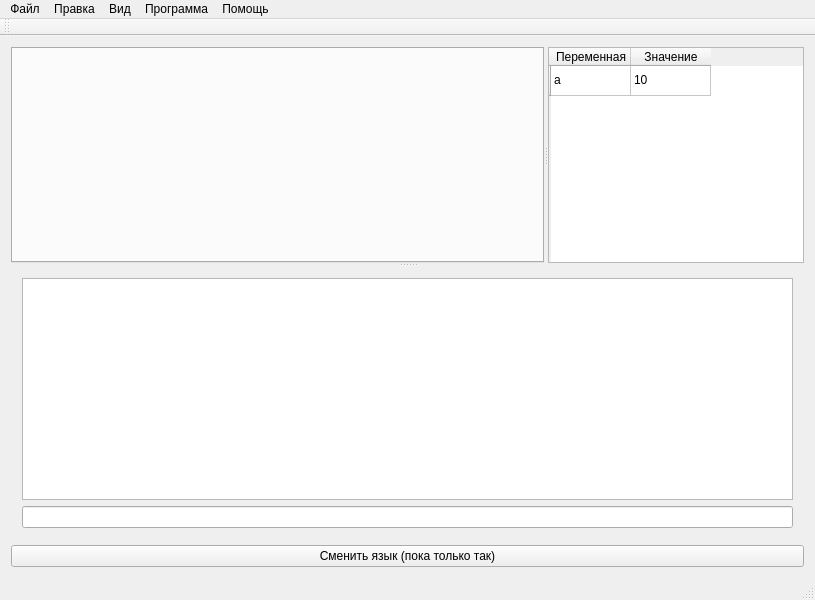
Before: the Qt Designer form mainwindow.ui in NOOBS-DevTeam/Appendix, drawn with Qt 5.
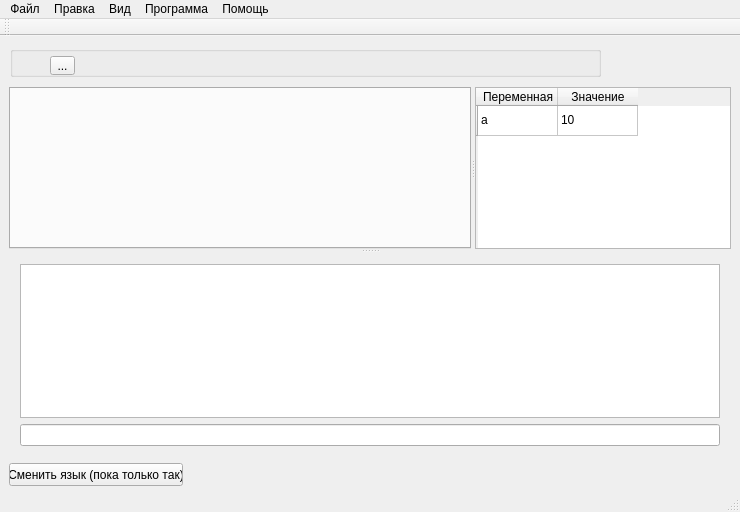
After: the same form once the commit is applied.

Patch:
```diff
--- a/mainwindow.ui
+++ b/mainwindow.ui
@@ -6,12 +6,12 @@
    <rect>
     <x>0</x>
     <y>0</y>
-    <width>815</width>
-    <height>600</height>
+    <width>740</width>
+    <height>512</height>
    </rect>
   </property>
   <property name="sizePolicy">
-   <sizepolicy hsizetype="Fixed" vsizetype="Fixed">
+   <sizepolicy hsizetype="Preferred" vsizetype="Preferred">
     <horstretch>80</horstretch>
     <verstretch>60</verstretch>
    </sizepolicy>
@@ -26,12 +26,27 @@
    <string>Appendix</string>
   </property>
   <widget class="QWidget" name="centralWidget">
-   <layout class="QVBoxLayout" name="verticalLayout_2">
-    <property name="sizeConstraint">
-     <enum>QLayout::SetMaximumSize</enum>
-    </property>
-    <item>
+   <property name="sizePolicy">
+    <sizepolicy hsizetype="Minimum" vsizetype="Minimum">
+     <horstretch>0</horstretch>
+     <verstretch>0</verstretch>
+    </sizepolicy>
+   </property>
+   <property name="minimumSize">
+    <size>
+     <width>100</width>
+     <height>100</height>
+    </size>
+   </property>
      <widget class="QSplitter" name="splitter_2">
+    <property name="geometry">
+     <rect>
+      <x>9</x>
+      <y>51</y>
+      <width>722</width>
+      <height>370</height>
+     </rect>
+    </property>
       <property name="orientation">
        <enum>Qt::Vertical</enum>
       </property>
@@ -138,9 +153,15 @@
        </layout>
       </widget>
      </widget>
-    </item>
-    <item>
      <widget class="QPushButton" name="pushButton">
+    <property name="geometry">
+     <rect>
+      <x>9</x>
+      <y>427</y>
+      <width>174</width>
+      <height>23</height>
+     </rect>
+    </property>
       <property name="text">
        <string>Сменить язык (пока только так)</string>
       </property>
@@ -151,15 +172,39 @@
        <bool>false</bool>
       </property>
      </widget>
-    </item>
-   </layout>
+   <widget class="QGroupBox" name="groupBox">
+    <property name="geometry">
+     <rect>
+      <x>10</x>
+      <y>10</y>
+      <width>591</width>
+      <height>31</height>
+     </rect>
+    </property>
+    <property name="title">
+     <string/>
+    </property>
+    <widget class="QToolButton" name="toolButton">
+     <property name="geometry">
+      <rect>
+       <x>40</x>
+       <y>10</y>
+       <width>25</width>
+       <height>19</height>
+      </rect>
+     </property>
+     <property name="text">
+      <string>...</string>
+     </property>
+    </widget>
+   </widget>
   </widget>
   <widget class="QMenuBar" name="menuBar">
    <property name="geometry">
     <rect>
      <x>0</x>
      <y>0</y>
-     <width>815</width>
+     <width>740</width>
      <height>21</height>
     </rect>
    </property>
```
Lines whose indentation alone changed are shown as unchanged.
